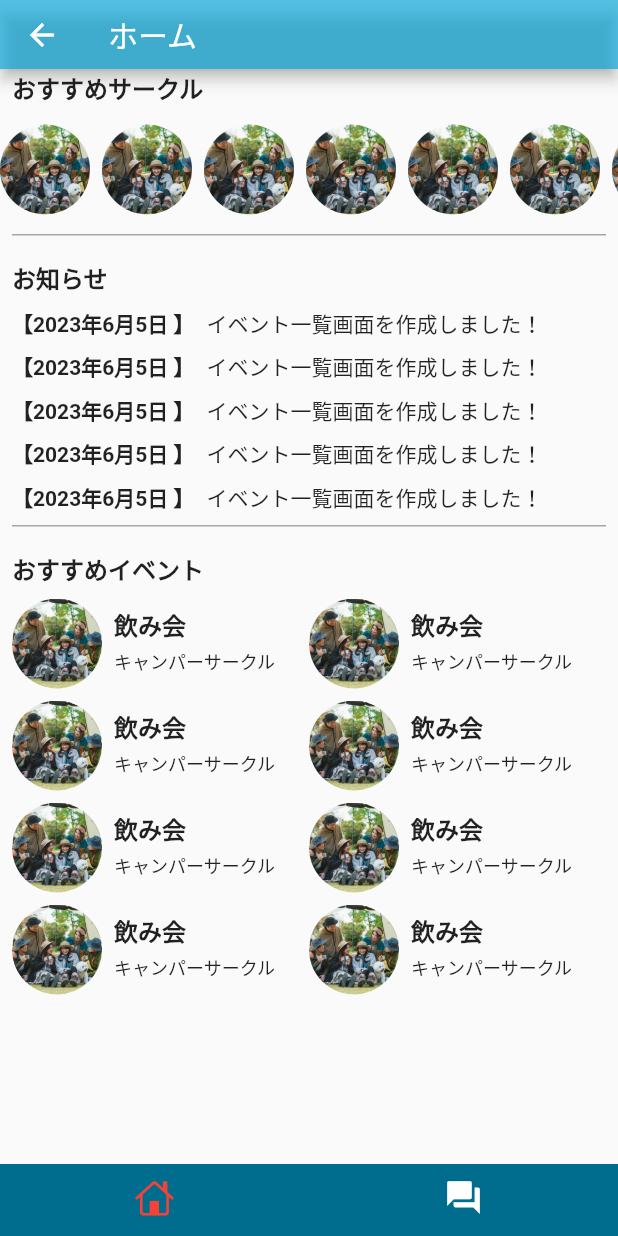
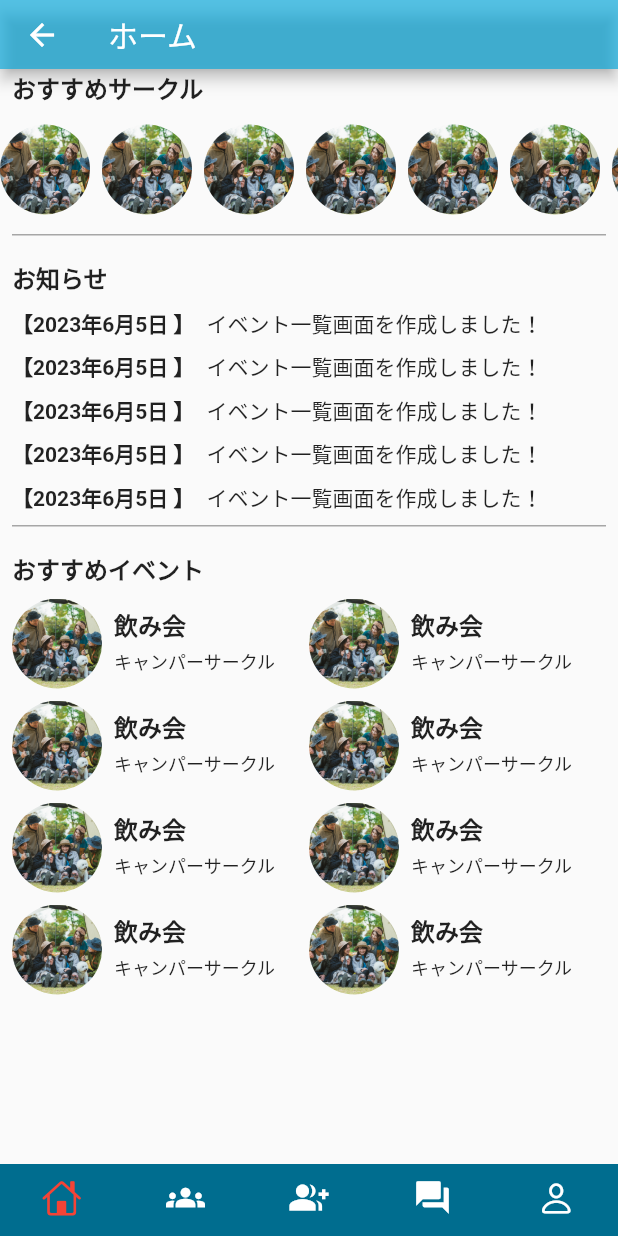
Before and after one commit to circles777/Circles, a Flutter app: the screen it shows after launch, after a tap on "Home", on a phone screen of 412 x 824 dp. Run offline on Flutter 3.47's test engine with Material 2 defaults, Android fonts, the light colour scheme and no system bars; drawn by our look-alikes of persistent_bottom_nav_bar_v2; our stand-ins replace flutter_dotenv, flutter_hooks, flutter_riverpod, hooks_riverpod, shared_preferences; missing offline and left inert: dart:html; network calls fail.

Commit message:
あああ

```diff
--- a/mobile/lib/components/common/Avater.dart
+++ b/mobile/lib/components/common/Avater.dart
@@ -3,17 +3,20 @@ import 'dart:html';
 import 'package:flutter/material.dart';
 import 'package:mobile/screens/Circle/CircleDetail.dart';
 
-class Avater extends StatelessWidget {
+class Avater extends StatelessWidget {                         //classは設計図、wideetはスクリーンはフック　コンポーネントはステイとレス
   final ImageProvider image;
   final double? size;
-  const Avater({super.key, required this.image, this.size});
+  const Avater({super.key, required this.image, this.size});  //呪文
 
-  @override
+
+
+
+    @override             //StatelessWidget の内容つかうため
   Widget build(BuildContext context) {
     Future<dynamic> pushCircleDetail() => Navigator.of(context).push<dynamic>(
           CircleDetail.route(),
         );
-    return GestureDetector(
+    return GestureDetector(        //GestureDetectorは
       onTap: pushCircleDetail,
       child: Container(
         width: size ?? 60,
--- a/mobile/lib/screens/Home/index.dart
+++ b/mobile/lib/screens/Home/index.dart
@@ -20,6 +20,9 @@ import 'package:mobile/utils/helpers/successDialog.dart';
 import 'package:persistent_bottom_nav_bar_v2/persistent-tab-view.dart';
 
 import '../Circle/CircleDetail.dart';
+import '../Circle/CircleList.dart';
+import '../Event/EventList.dart';
+import '../User/Mypage.dart';
 import 'Home.dart';
 
 class Index extends HookWidget {
@@ -42,7 +45,7 @@ class Index extends HookWidget {
 
   @override
   Widget build(BuildContext context) {
-    final pages = [Home(), CircleDetail()];
+    final pages = [Home(), CircleList(), EventList(),  CircleDetail(), Mypage()];
 
     Future<dynamic> pushCircleDetail() => Navigator.of(context).push<dynamic>(
           CircleDetail.route(),
@@ -61,22 +64,23 @@ class Index extends HookWidget {
               icon: Icon(CupertinoIcons.home),
               activeColorPrimary: Colors.red,
               inactiveColorPrimary: Colors.white),
+           PersistentBottomNavBarItem(
+              icon: Icon(Icons.groups),
+              activeColorPrimary: Colors.red,
+              inactiveColorPrimary: Colors.white),
+          PersistentBottomNavBarItem(
+              icon: Icon(Icons.group_add),
+              activeColorPrimary: Colors.red,
+              inactiveColorPrimary: Colors.white),
           PersistentBottomNavBarItem(
               icon: Icon(Icons.forum),
-              activeColorPrimary: Colors.red,
-              inactiveColorPrimary: Colors.white),
-          /*PersistentBottomNavBarItem(
-              icon: Icon(CupertinoIcons.heart_fill),
-              activeColorPrimary: Colors.red,
-              inactiveColorPrimary: Colors.white),*/
-          /*PersistentBottomNavBarItem(
-              icon: Icon(CupertinoIcons.mail),
               activeColorPrimary: Colors.red,
               inactiveColorPrimary: Colors.white),
           PersistentBottomNavBarItem(
               icon: Icon(CupertinoIcons.person),
               activeColorPrimary: Colors.red,
-              inactiveColorPrimary: Colors.white)*/
+              inactiveColorPrimary: Colors.white),
+
         ]);
   }
 }
```
Also changed, not shown: mobile/lib/screens/Circle/CircleList.dart (added, +42 -0 lines), mobile/lib/screens/Event/EventList.dart (added, +48 -0 lines).
